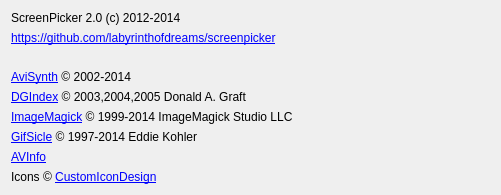
First picture: the form in aboutwidget.ui, repository labyrinthofdreams/screenpicker, before the edit.
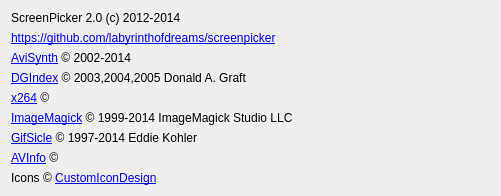
Second picture: the form after the edit.

Commit message: Add x264 to About window

The edit to the form file:
```diff
--- a/aboutwidget.ui
+++ b/aboutwidget.ui
@@ -87,6 +87,19 @@
        </property>
       </widget>
      </item>
+     <item>
+      <widget class="QLabel" name="label_9">
+       <property name="text">
+        <string>&lt;a href='http://www.videolan.org/developers/x264.html'&gt;x264&lt;/a&gt; &amp;copy;</string>
+       </property>
+       <property name="textFormat">
+        <enum>Qt::RichText</enum>
+       </property>
+       <property name="textInteractionFlags">
+        <set>Qt::TextBrowserInteraction</set>
+       </property>
+      </widget>
+     </item>
      <item>
       <widget class="QLabel" name="label_3">
        <property name="text">
@@ -122,7 +135,7 @@
      <item>
       <widget class="QLabel" name="label_8">
        <property name="text">
-        <string>&lt;a href='http://shounen.ru/soft/avinfo/desc_en.shtml'&gt;AVInfo&lt;/a&gt;</string>
+        <string>&lt;a href='http://shounen.ru/soft/avinfo/desc_en.shtml'&gt;AVInfo&lt;/a&gt; &amp;copy;</string>
        </property>
        <property name="textFormat">
         <enum>Qt::RichText</enum>
```
